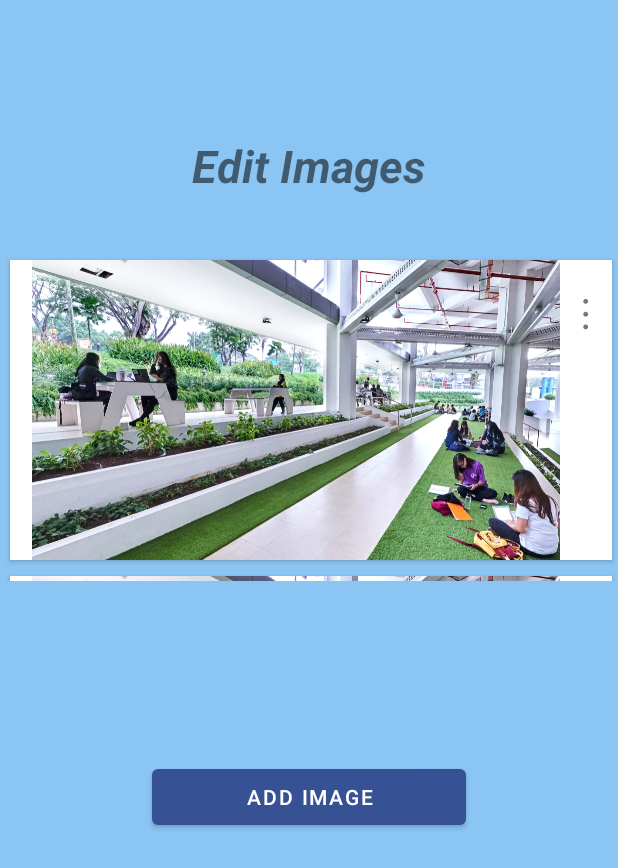
After one commit to Nuggetierer/MAD_Assignment, an Android app: the layout activity_update_images.xml on its own in the app's theme, with its tools: preview values and no code run, on a phone screen of 412 x 824 dp. The commit adds this screen. Shown: the top 868 px of the screen. Run offline under Robolectric (Android 15) with nearby library versions, the phone set to English and light mode, and no system bars.

Commit message:
Image uploading and editing done

```diff
--- a/app/src/main/AndroidManifest.xml
+++ b/app/src/main/AndroidManifest.xml
@@ -19,6 +19,9 @@
         android:supportsRtl="true"
         android:theme="@style/Theme.MAD_Assignment">
         <activity
+            android:name=".ui.Study.UpdateImages"
+            android:exported="false" />
+        <activity
             android:name=".ui.Food.MakanPlace.MknPlc"
             android:exported="false" />
         <activity
@@ -26,7 +29,7 @@
             android:exported="false" />
         <activity
             android:name=".ui.Food.FoodClub.FdCb"
-            android:exported="true"/>
+            android:exported="true" />
         <activity
             android:name=".ui.Study.ImportImages"
             android:exported="false" />
--- a/app/src/main/java/sg/edu/np/mad/mad_assignment/ui/Study/StudyFragment.java
+++ b/app/src/main/java/sg/edu/np/mad/mad_assignment/ui/Study/StudyFragment.java
@@ -46,7 +46,9 @@ public class StudyFragment extends Fragment implements Serializable {
 
         DBHandler dbHandler = new DBHandler(getActivity(), null, null, 1);
 
-        ArrayList<StudyPlaces> Studylist = dbHandler.retrieveStudy();
+//        ArrayList<StudyPlaces> Studylist = dbHandler.retrieveStudy();
+
+        ArrayList<StudyPlaces> Studylist = new ArrayList<StudyPlaces>();
 
         final RecyclerView studyRecyclerview = binding.StudyRecyclerview;
 
--- a/app/src/main/java/sg/edu/np/mad/mad_assignment/ui/Study/StudyPlaces.java
+++ b/app/src/main/java/sg/edu/np/mad/mad_assignment/ui/Study/StudyPlaces.java
@@ -15,7 +15,7 @@ public class StudyPlaces implements Serializable {
     private String studyName;
     private String studyDescription;
     private String studyLocation;//Like block 22 #05-01
-    private String  uri;
+    private String uri;
 
     public String getUri() {
         return uri;
--- /dev/null
+++ b/app/src/main/res/layout/activity_update_images.xml
@@ -0,0 +1,47 @@
+<?xml version="1.0" encoding="utf-8"?>
+<androidx.constraintlayout.widget.ConstraintLayout xmlns:android="http://schemas.android.com/apk/res/android"
+    xmlns:app="http://schemas.android.com/apk/res-auto"
+    xmlns:tools="http://schemas.android.com/tools"
+    android:layout_width="match_parent"
+    android:layout_height="match_parent"
+    android:background="@color/backing_blue"
+    tools:context=".ui.Study.UpdateImages">
+
+    <TextView
+        android:id="@+id/EditImageStudy"
+        android:layout_width="320dp"
+        android:layout_height="45dp"
+        android:layout_marginTop="88dp"
+        android:gravity="center|center_horizontal"
+        android:text="Edit Images"
+        android:textSize="30sp"
+        android:textStyle="bold|italic"
+        app:layout_constraintEnd_toEndOf="parent"
+        app:layout_constraintHorizontal_bias="0.494"
+        app:layout_constraintStart_toStartOf="parent"
+        app:layout_constraintTop_toTopOf="parent" />
+
+    <androidx.recyclerview.widget.RecyclerView
+        android:id="@+id/EditImagehorizontalrv"
+        android:layout_width="409dp"
+        android:layout_height="219dp"
+        android:layout_marginTop="168dp"
+        android:scrollbars="horizontal"
+        app:layout_constraintEnd_toEndOf="parent"
+        app:layout_constraintHorizontal_bias="1.0"
+        app:layout_constraintStart_toStartOf="parent"
+        app:layout_constraintTop_toTopOf="parent"
+        tools:listitem="@layout/editimage_layout" />
+
+    <Button
+        android:id="@+id/AddImagebutton"
+        android:layout_width="209dp"
+        android:layout_height="49dp"
+        android:layout_marginBottom="268dp"
+        android:text="Add Image"
+        app:layout_constraintBottom_toBottomOf="parent"
+        app:layout_constraintEnd_toEndOf="parent"
+        app:layout_constraintStart_toStartOf="parent" />
+
+
+</androidx.constraintlayout.widget.ConstraintLayout>
--- /dev/null
+++ b/app/src/main/res/layout/editimage_layout.xml
@@ -0,0 +1,49 @@
+<?xml version="1.0" encoding="utf-8"?>
+<androidx.cardview.widget.CardView xmlns:android="http://schemas.android.com/apk/res/android"
+    xmlns:app="http://schemas.android.com/apk/res-auto"
+    xmlns:tools="http://schemas.android.com/tools"
+    android:layout_width="match_parent"
+    android:layout_height="wrap_content"
+    android:layout_margin="2dp"
+    android:background="@color/backing_blue"
+    app:cardCornerRadius="0dp"
+    app:cardUseCompatPadding="true">
+
+
+    <androidx.constraintlayout.widget.ConstraintLayout
+        android:layout_width="407dp"
+        android:layout_height="match_parent">
+
+        <ImageView
+            android:id="@+id/EditImageLayout"
+            android:layout_width="352dp"
+            android:layout_height="200dp"
+            android:layout_marginStart="16dp"
+            android:layout_marginEnd="14dp"
+            android:adjustViewBounds="true"
+            android:scaleType="fitXY"
+            android:src="@drawable/atrium_map"
+            app:layout_constraintBottom_toBottomOf="parent"
+            app:layout_constraintEnd_toStartOf="@+id/EditImagetxt_option"
+            app:layout_constraintStart_toStartOf="parent"
+            app:layout_constraintTop_toTopOf="parent" />
+
+        <TextView
+            android:id="@+id/EditImagetxt_option"
+            android:layout_width="22dp"
+            android:layout_height="47dp"
+            android:layout_gravity="bottom|right"
+            android:layout_marginTop="2dp"
+            android:layout_marginEnd="6dp"
+            android:layout_marginBottom="98dp"
+            android:text="&#8942;"
+            android:textSize="28sp"
+            app:layout_constraintBottom_toBottomOf="parent"
+            app:layout_constraintEnd_toEndOf="parent"
+            app:layout_constraintStart_toEndOf="@+id/EditImageLayout"
+            app:layout_constraintTop_toTopOf="parent"
+            app:layout_constraintVertical_bias="0.264" />
+
+    </androidx.constraintlayout.widget.ConstraintLayout>
+
+</androidx.cardview.widget.CardView>
--- a/app/src/main/res/layout/study_details_layout.xml
+++ b/app/src/main/res/layout/study_details_layout.xml
@@ -1,10 +1,11 @@
 <?xml version="1.0" encoding="utf-8"?>
 <androidx.cardview.widget.CardView xmlns:android="http://schemas.android.com/apk/res/android"
     xmlns:app="http://schemas.android.com/apk/res-auto"
+    xmlns:tools="http://schemas.android.com/tools"
     android:layout_width="match_parent"
     android:layout_height="wrap_content"
     android:layout_margin="2dp"
-    app:cardCornerRadius="12dp"
+    app:cardCornerRadius="0dp"
     app:cardUseCompatPadding="true">
 
     <RelativeLayout
--- a/app/src/main/res/values/strings.xml
+++ b/app/src/main/res/values/strings.xml
@@ -17,6 +17,7 @@
     <string name="search">Search</string>
     <string name="sendemail">Include Event Title \nEvent Description \nand Event Date</string>
     <string name="EventEmail">Include Event Name, Date and Short Description</string>
+    <string name="addimage">AddImage</string>
     <color name="lightgrey">#E6E6E6</color>
 
 </resources>
```
Also changed, not shown: app/src/main/java/sg/edu/np/mad/mad_assignment/ui/Study/AddStudyLocation.java (+26 -19 lines), app/src/main/java/sg/edu/np/mad/mad_assignment/ui/Study/DAOStudyPlaces.java (+11 -5 lines), app/src/main/java/sg/edu/np/mad/mad_assignment/ui/Study/EditStudyLocation.java (+78 -0 lines), app/src/main/java/sg/edu/np/mad/mad_assignment/ui/Study/Images.java (added, +32 -0 lines), app/src/main/java/sg/edu/np/mad/mad_assignment/ui/Study/StudyAdaptor.java (+18 -19 lines), app/src/main/java/sg/edu/np/mad/mad_assignment/ui/Study/StudyDetailsPage.java (+9 -5 lines), app/src/main/java/sg/edu/np/mad/mad_assignment/ui/Study/UpdateImageAdapter.java (added, +124 -0 lines), app/src/main/java/sg/edu/np/mad/mad_assignment/ui/Study/UpdateImages.java (added, +106 -0 lines), app/src/main/res/layout/activity_edit_study_location.xml (+12 -1 lines), app/src/main/res/layout/activity_study_details_page.xml (+74 -61 lines), app/src/main/res/menu/edit_image.xml (added, +8 -0 lines), 1 other file.
